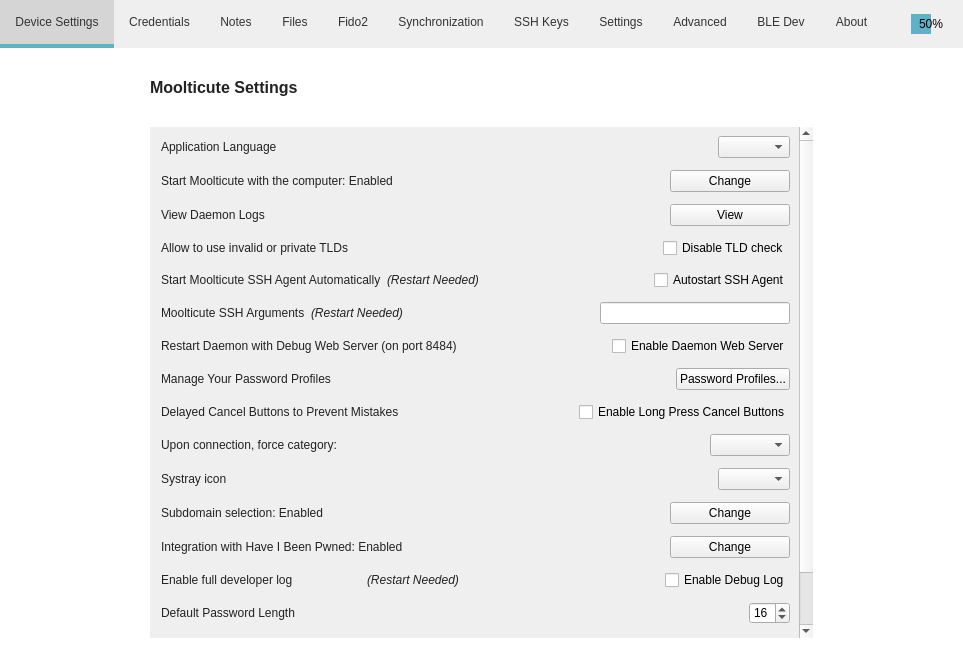
This is src/MainWindow.ui in mooltipass/moolticute as Qt 5 draws it before an edit. The edited form follows.
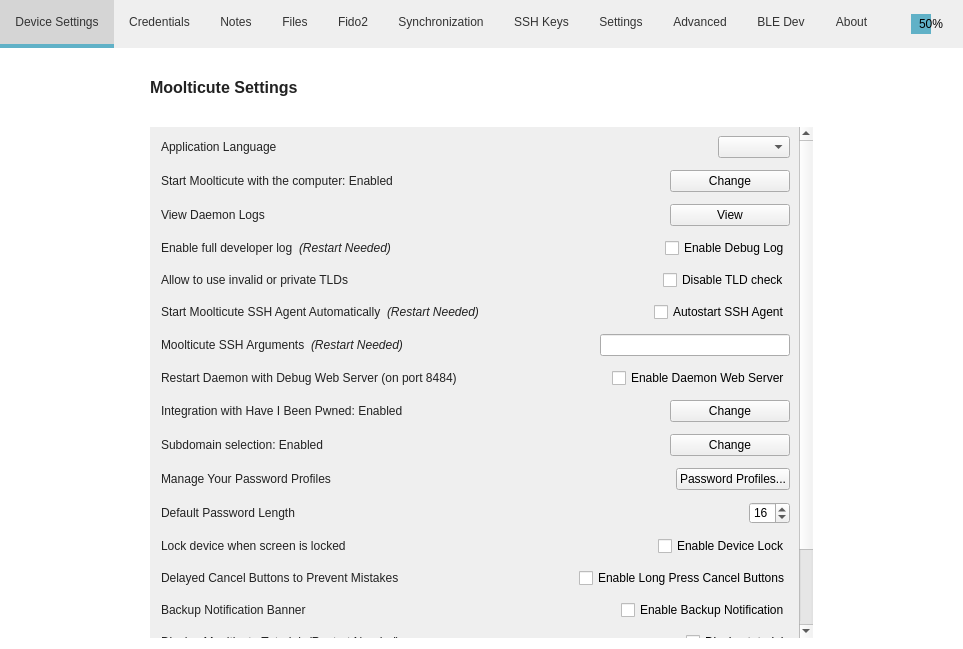
This is the edited form. Icons and pictures are not drawn. Custom widgets are drawn as their Qt base class.

Commit message:
Add option to disable lock device on Sleep, fix #1189
+ Reorder Mooltipass Settings

```diff
--- a/src/MainWindow.ui
+++ b/src/MainWindow.ui
@@ -1844,16 +1844,6 @@
                  </property>
                 </widget>
                </item>
-               <item>
-                <widget class="QCheckBox" name="checkBoxLockDevice">
-                 <property name="text">
-                  <string>Lock device when computer sleeps or shuts down, if screen is locked, or user logs off</string>
-                 </property>
-                 <property name="checked">
-                  <bool>true</bool>
-                 </property>
-                </widget>
-               </item>
                <item>
                 <widget class="QCheckBox" name="checkBoxPinOnBack">
                  <property name="toolTip">
@@ -4085,6 +4075,61 @@
                 </item>
                </layout>
               </item>
+              <item>
+               <layout class="QHBoxLayout" name="horizontalLayout_50">
+                <item>
+                 <widget class="QLabel" name="label_45">
+                  <property name="sizePolicy">
+                   <sizepolicy hsizetype="Preferred" vsizetype="Preferred">
+                    <horstretch>0</horstretch>
+                    <verstretch>0</verstretch>
+                   </sizepolicy>
+                  </property>
+                  <property name="maximumSize">
+                   <size>
+                    <width>16777215</width>
+                    <height>16777215</height>
+                   </size>
+                  </property>
+                  <property name="text">
+                   <string>Enable full developer log</string>
+                  </property>
+                 </widget>
+                </item>
+                <item>
+                 <widget class="QLabel" name="label_46">
+                  <property name="font">
+                   <font>
+                    <italic>true</italic>
+                   </font>
+                  </property>
+                  <property name="text">
+                   <string>(Restart Needed)</string>
+                  </property>
+                 </widget>
+                </item>
+                <item>
+                 <spacer name="horizontalSpacer_47">
+                  <property name="orientation">
+                   <enum>Qt::Horizontal</enum>
+                  </property>
+                  <property name="sizeHint" stdset="0">
+                   <size>
+                    <width>40</width>
+                    <height>20</height>
+                   </size>
+                  </property>
+                 </spacer>
+                </item>
+                <item>
+                 <widget class="QCheckBox" name="checkBoxDebugLog">
+                  <property name="text">
+                   <string>Enable Debug Log</string>
+                  </property>
+                 </widget>
+                </item>
+               </layout>
+              </item>
               <item>
                <layout class="QHBoxLayout" name="horizontalLayout_15">
                 <item>
@@ -4235,6 +4280,86 @@
                 </item>
                </layout>
               </item>
+              <item>
+               <layout class="QHBoxLayout" name="horizontalLayout_46">
+                <item>
+                 <widget class="QLabel" name="labelHIBPCheck">
+                  <property name="text">
+                   <string>Integration with Have I Been Pwned: Enabled</string>
+                  </property>
+                 </widget>
+                </item>
+                <item>
+                 <spacer name="horizontalSpacer_41">
+                  <property name="orientation">
+                   <enum>Qt::Horizontal</enum>
+                  </property>
+                  <property name="sizeHint" stdset="0">
+                   <size>
+                    <width>40</width>
+                    <height>20</height>
+                   </size>
+                  </property>
+                 </spacer>
+                </item>
+                <item>
+                 <widget class="QPushButton" name="pushButtonHIBP">
+                  <property name="minimumSize">
+                   <size>
+                    <width>120</width>
+                    <height>0</height>
+                   </size>
+                  </property>
+                  <property name="text">
+                   <string>Change</string>
+                  </property>
+                 </widget>
+                </item>
+               </layout>
+              </item>
+              <item>
+               <layout class="QHBoxLayout" name="horizontalLayout_44">
+                <item>
+                 <widget class="QLabel" name="labelSubdomainSelection">
+                  <property name="sizePolicy">
+                   <sizepolicy hsizetype="MinimumExpanding" vsizetype="Preferred">
+                    <horstretch>0</horstretch>
+                    <verstretch>0</verstretch>
+                   </sizepolicy>
+                  </property>
+                  <property name="text">
+                   <string>Subdomain selection: Enabled</string>
+                  </property>
+                 </widget>
+                </item>
+                <item>
+                 <spacer name="horizontalSpacer_45">
+                  <property name="orientation">
+                   <enum>Qt::Horizontal</enum>
+                  </property>
+                  <property name="sizeHint" stdset="0">
+                   <size>
+                    <width>40</width>
+                    <height>20</height>
+                   </size>
+                  </property>
+                 </spacer>
+                </item>
+                <item>
+                 <widget class="QPushButton" name="pushButtonSubDomain">
+                  <property name="minimumSize">
+                   <size>
+                    <width>120</width>
+                    <height>0</height>
+                   </size>
+                  </property>
+                  <property name="text">
+                   <string>Change</string>
+                  </property>
+                 </widget>
+                </item>
+               </layout>
+              </item>
               <item>
                <layout class="QHBoxLayout" name="horizontalLayout_30">
                 <item>
@@ -4272,239 +4397,6 @@
                 </item>
                </layout>
               </item>
-              <item>
-               <layout class="QHBoxLayout" name="horizontalLayout_23">
-                <item>
-                 <widget class="QLabel" name="label_42">
-                  <property name="sizePolicy">
-                   <sizepolicy hsizetype="MinimumExpanding" vsizetype="Preferred">
-                    <horstretch>0</horstretch>
-                    <verstretch>0</verstretch>
-                   </sizepolicy>
-                  </property>
-                  <property name="text">
-                   <string>Delayed Cancel Buttons to Prevent Mistakes</string>
-                  </property>
-                 </widget>
-                </item>
-                <item>
-                 <spacer name="horizontalSpacer_33">
-                  <property name="orientation">
-                   <enum>Qt::Horizontal</enum>
-                  </property>
-                  <property name="sizeHint" stdset="0">
-                   <size>
-                    <width>40</width>
-                    <height>20</height>
-                   </size>
-                  </property>
-                 </spacer>
-                </item>
-                <item>
-                 <widget class="QCheckBox" name="checkBoxLongPress">
-                  <property name="text">
-                   <string>Enable Long Press Cancel Buttons</string>
-                  </property>
-                 </widget>
-                </item>
-               </layout>
-              </item>
-              <item>
-               <layout class="QHBoxLayout" name="horizontalLayout_70">
-                <item>
-                 <widget class="QLabel" name="label_bleCurrentCategory">
-                  <property name="toolTip">
-                   <string>when selected, you can set moolticute to set a given category upon device connection</string>
-                  </property>
-                  <property name="text">
-                   <string>Upon connection, force category:</string>
-                  </property>
-                 </widget>
-                </item>
-                <item>
-                 <spacer name="horizontalSpacer_60">
-                  <property name="orientation">
-                   <enum>Qt::Horizontal</enum>
-                  </property>
-                  <property name="sizeHint" stdset="0">
-                   <size>
-                    <width>40</width>
-                    <height>20</height>
-                   </size>
-                  </property>
-                 </spacer>
-                </item>
-                <item>
-                 <widget class="QComboBox" name="comboBoxBleCurrentCategory">
-                  <property name="minimumSize">
-                   <size>
-                    <width>80</width>
-                    <height>0</height>
-                   </size>
-                  </property>
-                  <property name="toolTip">
-                   <string>when selected, you can set moolticute to set a given category upon device connection</string>
-                  </property>
-                 </widget>
-                </item>
-               </layout>
-              </item>
-              <item>
-               <layout class="QHBoxLayout" name="horizontalLayout_43">
-                <item>
-                 <widget class="QLabel" name="label_11">
-                  <property name="text">
-                   <string>Systray icon</string>
-                  </property>
-                 </widget>
-                </item>
-                <item>
-                 <spacer name="horizontalSpacer_43">
-                  <property name="orientation">
-                   <enum>Qt::Horizontal</enum>
-                  </property>
-                  <property name="sizeHint" stdset="0">
-                   <size>
-                    <width>40</width>
-                    <height>20</height>
-                   </size>
-                  </property>
-                 </spacer>
-                </item>
-                <item>
-                 <widget class="QComboBox" name="comboBoxSystrayIcon"/>
-                </item>
-               </layout>
-              </item>
-              <item>
-               <layout class="QHBoxLayout" name="horizontalLayout_44">
-                <item>
-                 <widget class="QLabel" name="labelSubdomainSelection">
-                  <property name="sizePolicy">
-                   <sizepolicy hsizetype="MinimumExpanding" vsizetype="Preferred">
-                    <horstretch>0</horstretch>
-                    <verstretch>0</verstretch>
-                   </sizepolicy>
-                  </property>
-                  <property name="text">
-                   <string>Subdomain selection: Enabled</string>
-                  </property>
-                 </widget>
-                </item>
-                <item>
-                 <spacer name="horizontalSpacer_45">
-                  <property name="orientation">
-                   <enum>Qt::Horizontal</enum>
-                  </property>
-                  <property name="sizeHint" stdset="0">
-                   <size>
-                    <width>40</width>
-                    <height>20</height>
-                   </size>
-                  </property>
-                 </spacer>
-                </item>
-                <item>
-                 <widget class="QPushButton" name="pushButtonSubDomain">
-                  <property name="minimumSize">
-                   <size>
-                    <width>120</width>
-                    <height>0</height>
-                   </size>
-                  </property>
-                  <property name="text">
-                   <string>Change</string>
-                  </property>
-                 </widget>
-                </item>
-               </layout>
-              </item>
-              <item>
-               <layout class="QHBoxLayout" name="horizontalLayout_46">
-                <item>
-                 <widget class="QLabel" name="labelHIBPCheck">
-                  <property name="text">
-                   <string>Integration with Have I Been Pwned: Enabled</string>
-                  </property>
-                 </widget>
-                </item>
-                <item>
-                 <spacer name="horizontalSpacer_41">
-                  <property name="orientation">
-                   <enum>Qt::Horizontal</enum>
-                  </property>
-                  <property name="sizeHint" stdset="0">
-                   <size>
-                    <width>40</width>
-                    <height>20</height>
-                   </size>
-                  </property>
-                 </spacer>
-                </item>
-                <item>
-                 <widget class="QPushButton" name="pushButtonHIBP">
-                  <property name="minimumSize">
-                   <size>
-                    <width>120</width>
-                    <height>0</height>
-                   </size>
-                  </property>
-                  <property name="text">
-                   <string>Change</string>
-                  </property>
-                 </widget>
-                </item>
-               </layout>
-              </item>
-              <item>
-               <layout class="QHBoxLayout" name="horizontalLayout_50">
-                <item>
-                 <widget class="QLabel" name="label_45">
-                  <property name="sizePolicy">
-                   <sizepolicy hsizetype="MinimumExpanding" vsizetype="Preferred">
-                    <horstretch>0</horstretch>
-                    <verstretch>0</verstretch>
-                   </sizepolicy>
-                  </property>
-                  <property name="text">
-                   <string>Enable full developer log</string>
-                  </property>
-                 </widget>
-                </item>
-                <item>
-                 <widget class="QLabel" name="label_46">
-                  <property name="font">
-                   <font>
-                    <italic>true</italic>
-                   </font>
-                  </property>
-                  <property name="text">
-                   <string>(Restart Needed)</string>
-                  </property>
-                 </widget>
-                </item>
-                <item>
-                 <spacer name="horizontalSpacer_47">
-                  <property name="orientation">
-                   <enum>Qt::Horizontal</enum>
-                  </property>
-                  <property name="sizeHint" stdset="0">
-                   <size>
-                    <width>40</width>
-                    <height>20</height>
-                   </size>
-                  </property>
-                 </spacer>
-                </item>
-                <item>
-                 <widget class="QCheckBox" name="checkBoxDebugLog">
-                  <property name="text">
-                   <string>Enable Debug Log</string>
-                  </property>
-                 </widget>
-                </item>
-               </layout>
-              </item>
               <item>
                <layout class="QHBoxLayout" name="horizontalLayout_56">
                 <item>
@@ -4542,6 +4434,74 @@
                 </item>
                </layout>
               </item>
+              <item>
+               <layout class="QHBoxLayout" name="horizontalLayout_75">
+                <item>
+                 <widget class="QLabel" name="label_29">
+                  <property name="text">
+                   <string>Lock device when screen is locked</string>
+                  </property>
+                 </widget>
+                </item>
+                <item>
+                 <spacer name="horizontalSpacer_66">
+                  <property name="orientation">
+                   <enum>Qt::Horizontal</enum>
+                  </property>
+                  <property name="sizeHint" stdset="0">
+                   <size>
+                    <width>40</width>
+                    <height>20</height>
+                   </size>
+                  </property>
+                 </spacer>
+                </item>
+                <item>
+                 <widget class="QCheckBox" name="checkBoxLockOnSleep">
+                  <property name="text">
+                   <string>Enable Device Lock</string>
+                  </property>
+                 </widget>
+                </item>
+               </layout>
+              </item>
+              <item>
+               <layout class="QHBoxLayout" name="horizontalLayout_23">
+                <item>
+                 <widget class="QLabel" name="label_42">
+                  <property name="sizePolicy">
+                   <sizepolicy hsizetype="MinimumExpanding" vsizetype="Preferred">
+                    <horstretch>0</horstretch>
+                    <verstretch>0</verstretch>
+                   </sizepolicy>
+                  </property>
+                  <property name="text">
+                   <string>Delayed Cancel Buttons to Prevent Mistakes</string>
+                  </property>
+                 </widget>
+                </item>
+                <item>
+                 <spacer name="horizontalSpacer_33">
+                  <property name="orientation">
+                   <enum>Qt::Horizontal</enum>
+                  </property>
+                  <property name="sizeHint" stdset="0">
+                   <size>
+                    <width>40</width>
+                    <height>20</height>
+                   </size>
+                  </property>
+                 </spacer>
+                </item>
+                <item>
+                 <widget class="QCheckBox" name="checkBoxLongPress">
+                  <property name="text">
+                   <string>Enable Long Press Cancel Buttons</string>
+                  </property>
+                 </widget>
+                </item>
+               </layout>
+              </item>
               <item>
                <layout class="QHBoxLayout" name="horizontalLayout_66">
                 <item>
@@ -4616,6 +4576,73 @@
                 </item>
                </layout>
               </item>
+              <item>
+               <layout class="QHBoxLayout" name="horizontalLayout_70">
+                <item>
+                 <widget class="QLabel" name="label_bleCurrentCategory">
+                  <property name="toolTip">
+                   <string>when selected, you can set moolticute to set a given category upon device connection</string>
+                  </property>
+                  <property name="text">
+                   <string>Upon connection, force category:</string>
+                  </property>
+                 </widget>
+                </item>
+                <item>
+                 <spacer name="horizontalSpacer_60">
+                  <property name="orientation">
+                   <enum>Qt::Horizontal</enum>
+                  </property>
+                  <property name="sizeHint" stdset="0">
+                   <size>
+                    <width>40</width>
+                    <height>20</height>
+                   </size>
+                  </property>
+                 </spacer>
+                </item>
+                <item>
+                 <widget class="QComboBox" name="comboBoxBleCurrentCategory">
+                  <property name="minimumSize">
+                   <size>
+                    <width>80</width>
+                    <height>0</height>
+                   </size>
+                  </property>
+                  <property name="toolTip">
+                   <string>when selected, you can set moolticute to set a given category upon device connection</string>
+                  </property>
+                 </widget>
+                </item>
+               </layout>
+              </item>
+              <item>
+               <layout class="QHBoxLayout" name="horizontalLayout_43">
+                <item>
+                 <widget class="QLabel" name="label_11">
+                  <property name="text">
+                   <string>Systray icon</string>
+                  </property>
+                 </widget>
+                </item>
+                <item>
+                 <spacer name="horizontalSpacer_43">
+                  <property name="orientation">
+                   <enum>Qt::Horizontal</enum>
+                  </property>
+                  <property name="sizeHint" stdset="0">
+                   <size>
+                    <width>40</width>
+                    <height>20</height>
+                   </size>
+                  </property>
+                 </spacer>
+                </item>
+                <item>
+                 <widget class="QComboBox" name="comboBoxSystrayIcon"/>
+                </item>
+               </layout>
+              </item>
               <item>
                <spacer name="verticalSpacer_12">
                 <property name="orientation">
```
The commit also changes 4 other files.
